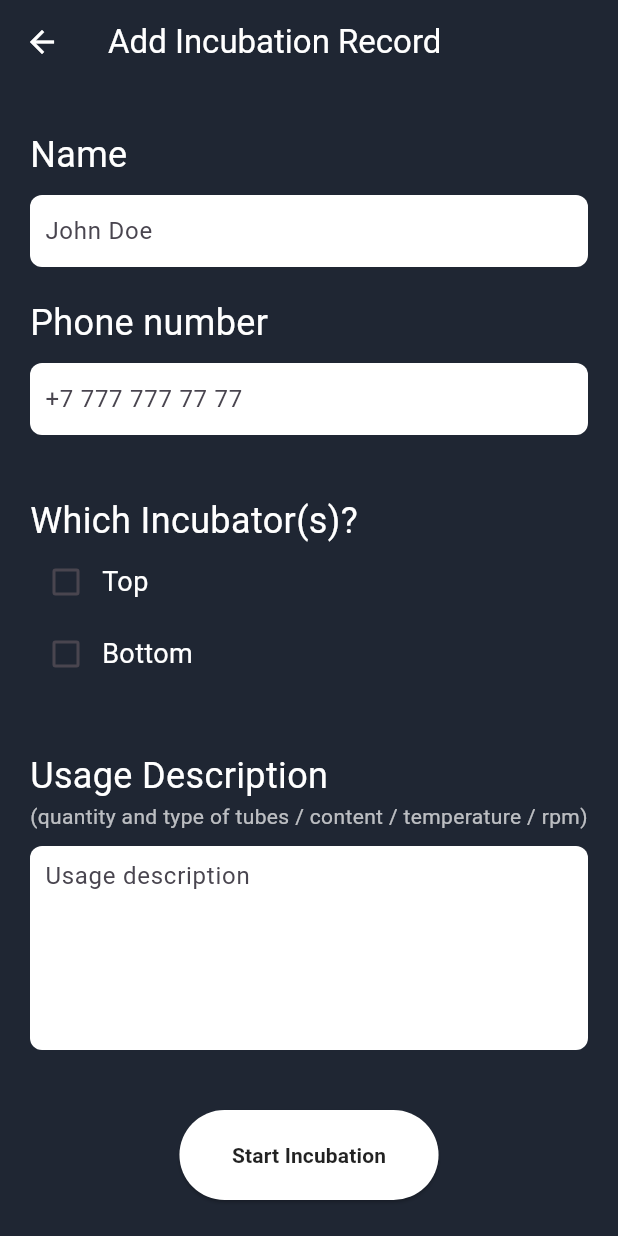
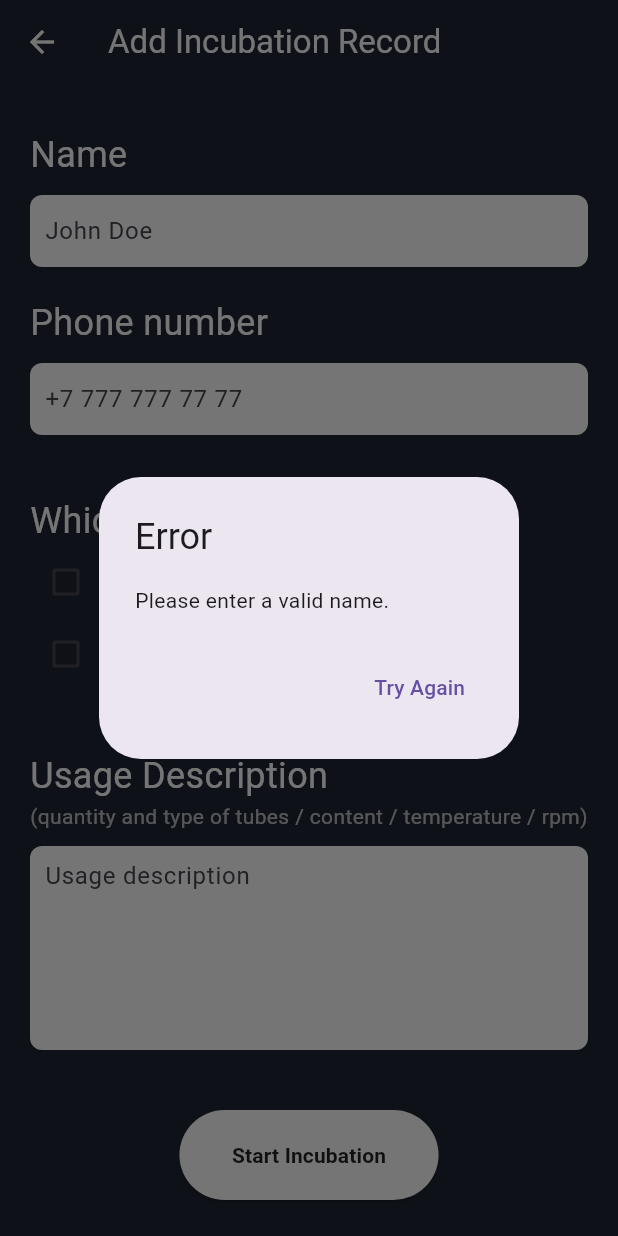
Before and after one commit to vildande/logbook, a Flutter app: the AddIncubPage screen opened by its route, after a tap on "Start Incubation", on a phone screen of 412 x 824 dp. Run offline on Flutter 3.47's test engine with Material 3 defaults, Android fonts, the phone set to English and light mode, and no system bars.

Commit message:
Add Incubation Page: improve add incubation (makes a api call)

```diff
--- a/lib/pages/add_incub_page.dart
+++ b/lib/pages/add_incub_page.dart
@@ -1,4 +1,6 @@
 import 'package:flutter/material.dart';
+import 'package:http/http.dart' as http;
+import 'dart:convert';
 
 class AddIncubPage extends StatefulWidget {
   const AddIncubPage({super.key});
@@ -35,27 +37,110 @@ class _AddIncubPageState extends State<AddIncubPage> {
     });
   }
 
-  void _startIncubation() {
-
-    if (_topIncubUsed || _bottomIncubUsed) {
+  Future<void> _startIncubation() async {
     String contactName = _contactNameController.text;
     String contactPhone = _contactPhoneController.text;
     String usageDetails = _usageController.text;
+
+    if (!_validateInputs(contactName, contactPhone, usageDetails)) {
+      return;
+    }
+
     DateTime timeNow = DateTime.now();
 
-      List<String> incubationRecords = [];
+    List<Map<String, dynamic>> incubationRecords = [];
 
     if (_topIncubUsed) {
-        incubationRecords.add("{'name': '${contactName}', 'phone': '${contactPhone}', 'usage': '${usageDetails}', 'type': 'Top', 'start': ${timeNow.toIso8601String()}}");
+      incubationRecords.add({
+        'name': contactName,
+        'phone': contactPhone,
+        'usage': usageDetails,
+        'type': 'Top',
+        'start': timeNow.toIso8601String()
+      });
     }
     if (_bottomIncubUsed) {
-        incubationRecords.add("{'name': '${contactName}', 'phone': '${contactPhone}', 'usage': '${usageDetails}', 'type': 'Bottom', 'start': ${timeNow.toIso8601String()}}");
+      incubationRecords.add({
+        'name': contactName,
+        'phone': contactPhone,
+        'usage': usageDetails,
+        'type': 'Bottom',
+        'start': timeNow.toIso8601String()
+      });
     }
 
-      for(var s in incubationRecords) {
-        print(s);
+    for (var record in incubationRecords) {
+      var response = await _sendIncubationData(record);
+      if (!response) {
+        _showPopupMessage("Something went wrong, please try again.");
+        return;
       }
     }
+
+    _showPopupMessage("Congratulations, incubation started successfully!", success: true);
+  }
+
+  bool _validateInputs(String name, String phone, String usageDetails) {
+    if (name.isEmpty || !RegExp(r'^[a-zA-Z ]+$').hasMatch(name)) {
+      _showPopupMessage("Please enter a valid name.");
+      return false;
+    }
+    if (phone.isEmpty || !RegExp(r'^\+?[0-9 ]+$').hasMatch(phone)) {
+      _showPopupMessage("Please enter a valid phone number.");
+      return false;
+    }
+    if (!_topIncubUsed && !_bottomIncubUsed) {
+      _showPopupMessage("Please select at least one incubator type.");
+      return false;
+    }
+    if (usageDetails.length < 10) {
+      _showPopupMessage("Usage description must be at least 10 characters long.");
+      return false;
+    }
+    return true;
+  }
+
+  Future<bool> _sendIncubationData(Map<String, dynamic> data) async {
+    final url = Uri.parse('http://your-flask-api-url.com/incubation');
+    try {
+      final response = await http.post(
+        url,
+        headers: {'Content-Type': 'application/json'},
+        body: jsonEncode(data),
+      ).timeout(const Duration(seconds: 10));
+
+      if (response.statusCode == 200) {
+        return true;
+      } else {
+        return false;
+      }
+    } catch (e) {
+      return false;
+    }
+  }
+
+  void _showPopupMessage(String message, {bool success = false}) {
+    showDialog(
+      context: context,
+      barrierDismissible: false,
+      builder: (BuildContext context) {
+        return AlertDialog(
+          title: Text(success ? "Success" : "Error"),
+          content: Text(message),
+          actions: [
+            TextButton(
+              onPressed: () {
+                Navigator.of(context).pop();
+                if (success) {
+                  Navigator.of(context).pop();
+                }
+              },
+              child: Text(success ? "OK" : "Try Again"),
+            ),
+          ],
+        );
+      },
+    );
   }
 
   @override
@@ -88,13 +173,9 @@ class _AddIncubPageState extends State<AddIncubPage> {
       child: Column(
         crossAxisAlignment: CrossAxisAlignment.start,
         children: [
-          const Text("Name",
-              style: TextStyle(color: Colors.white, fontSize: 24)),
-          // const Text("(First name and Last name / phone number)",
-          //     style: TextStyle(color: Colors.white70, fontSize: 14)),
+          const Text("Name", style: TextStyle(color: Colors.white, fontSize: 24)),
           const SizedBox(height: 10),
-          _buildTextInputField(
-              controller: _contactNameController, hintText: "John Doe"),
+          _buildTextInputField(controller: _contactNameController, hintText: "John Doe"),
         ],
       ),
     );
@@ -106,11 +187,9 @@ class _AddIncubPageState extends State<AddIncubPage> {
       child: Column(
         crossAxisAlignment: CrossAxisAlignment.start,
         children: [
-          const Text("Phone number",
-              style: TextStyle(color: Colors.white, fontSize: 24)),
+          const Text("Phone number", style: TextStyle(color: Colors.white, fontSize: 24)),
           const SizedBox(height: 10),
-          _buildTextInputField(
-              controller: _contactPhoneController, hintText: "+7 777 777 77 77"),
+          _buildTextInputField(controller: _contactPhoneController, hintText: "+7 777 777 77 77"),
         ],
       ),
     );
@@ -122,20 +201,17 @@ class _AddIncubPageState extends State<AddIncubPage> {
       child: Column(
         crossAxisAlignment: CrossAxisAlignment.start,
         children: [
-          const Text("Which Incubator(s)?",
-              style: TextStyle(color: Colors.white, fontSize: 24)),
+          const Text("Which Incubator(s)?", style: TextStyle(color: Colors.white, fontSize: 24)),
           Row(
             children: [
               Checkbox(value: _topIncubUsed, onChanged: _toggleTopIncub),
-              const Text("Top",
-                  style: TextStyle(color: Colors.white, fontSize: 18)),
+              const Text("Top", style: TextStyle(color: Colors.white, fontSize: 18)),
             ],
           ),
           Row(
             children: [
               Checkbox(value: _bottomIncubUsed, onChanged: _toggleBottomIncub),
-              const Text("Bottom",
-                  style: TextStyle(color: Colors.white, fontSize: 18)),
+              const Text("Bottom", style: TextStyle(color: Colors.white, fontSize: 18)),
             ],
           ),
         ],
@@ -149,11 +225,8 @@ class _AddIncubPageState extends State<AddIncubPage> {
       child: Column(
         crossAxisAlignment: CrossAxisAlignment.start,
         children: [
-          const Text("Usage Description",
-              style: TextStyle(color: Colors.white, fontSize: 24)),
-          const Text(
-              "(quantity and type of tubes / content / temperature / rpm)",
-              style: TextStyle(color: Colors.white70, fontSize: 14)),
+          const Text("Usage Description", style: TextStyle(color: Colors.white, fontSize: 24)),
+          const Text("(quantity and type of tubes / content / temperature / rpm)", style: TextStyle(color: Colors.white70, fontSize: 14)),
           const SizedBox(height: 10),
           _buildTextInputField(
             controller: _usageController,
@@ -180,8 +253,7 @@ class _AddIncubPageState extends State<AddIncubPage> {
       ),
       child: TextFormField(
         controller: controller,
-        decoration:
-            InputDecoration(hintText: hintText, border: InputBorder.none),
+        decoration: InputDecoration(hintText: hintText, border: InputBorder.none),
         maxLines: maxLines,
         keyboardType: keyboardType,
       ),
--- a/pubspec.yaml
+++ b/pubspec.yaml
@@ -9,6 +9,7 @@ environment:
 dependencies:
   flutter:
     sdk: flutter
+  http: any
 
 dev_dependencies:
   flutter_test:
```
Also changed, not shown: pubspec.lock. Lines whose indentation alone changed are shown as unchanged.
